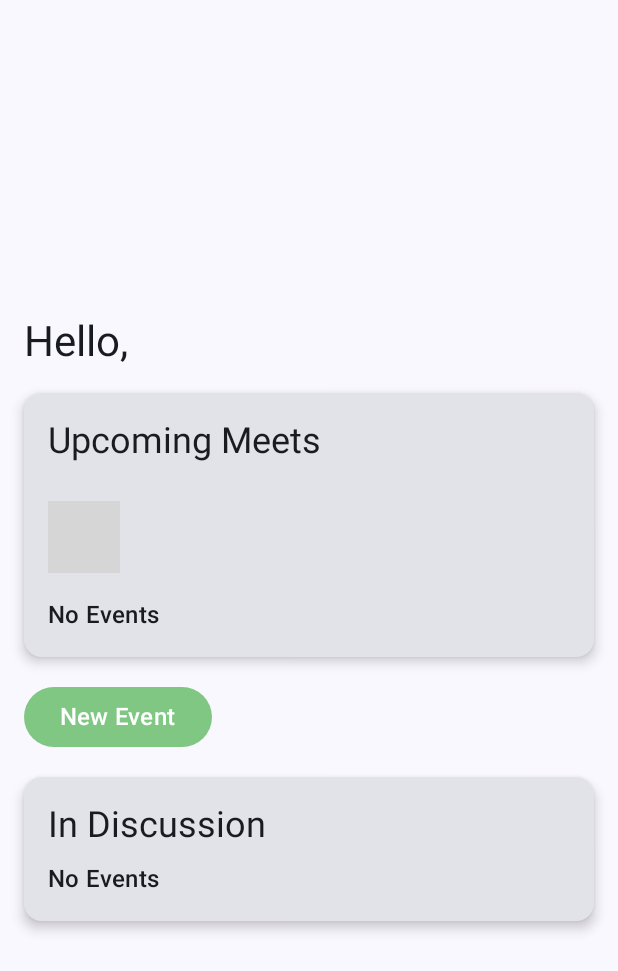
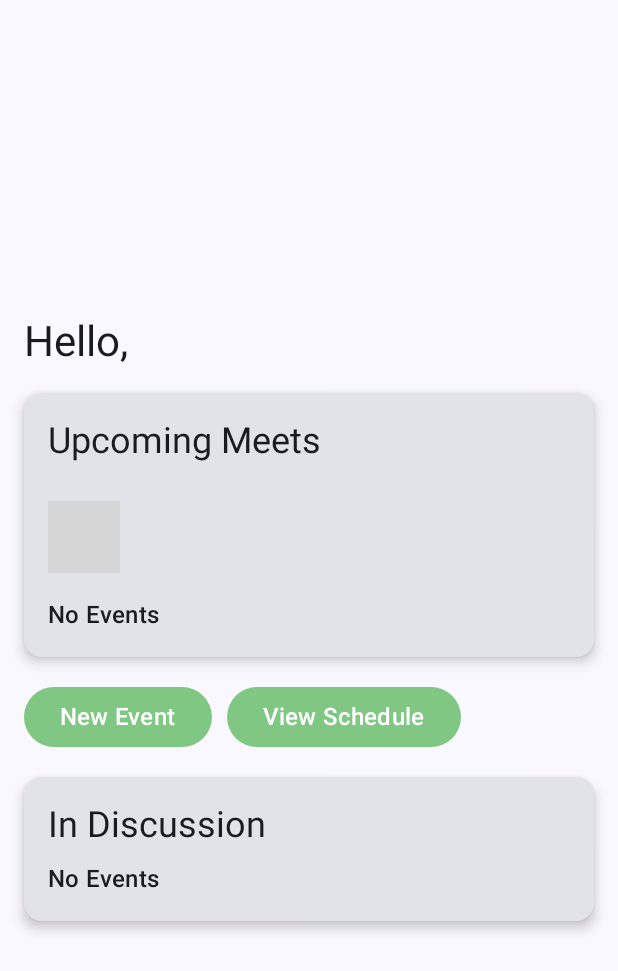
Before and after one commit to lanjingli/Time2Gather, an Android app built with Jetpack Compose: the DashboardScreen screen opened through its navigation route, on a phone screen of 412 x 824 dp. Shown: the top 971 px of the screen. Run offline under Robolectric (Android 15) with nearby library versions, the phone set to English and light mode, and no system bars; libraries missing offline, so code that uses them is left out: com.kizitonwose.calendar; 1 statement that could not run was skipped; grey boxes are pictures that could not be loaded.

Commit message:
added link to weekly calendar from dashboard

```diff
--- a/app/src/main/java/com/example/ece_452_project/DashNavGraph.kt
+++ b/app/src/main/java/com/example/ece_452_project/DashNavGraph.kt
@@ -8,6 +8,7 @@ import androidx.compose.runtime.Composable
 import androidx.compose.runtime.collectAsState
 import androidx.compose.runtime.getValue
 import androidx.compose.ui.Modifier
+import androidx.compose.ui.tooling.preview.Preview
 import androidx.compose.ui.unit.dp
 import androidx.lifecycle.viewmodel.compose.viewModel
 import androidx.navigation.NavHostController
@@ -20,6 +21,7 @@ import com.example.ece_452_project.ui.DashViewModel
 import com.example.ece_452_project.ui.DashboardScreen
 import com.example.ece_452_project.ui.EventInfoScreen
 import com.example.ece_452_project.ui.ListSelectScreen
+import com.example.ece_452_project.ui.ScheduleScreen
 import java.time.format.DateTimeFormatter
 import java.time.format.FormatStyle
 import java.time.format.TextStyle
@@ -29,10 +31,12 @@ enum class DashScreen(){
     FriendSelect,
     TimePlaceSelect,
     Map,
-    Schedule
+    Schedule,
+    ViewSchedule
 }
 
 @OptIn(ExperimentalMaterial3Api::class)
+@Preview
 @Composable
 fun DashNavGraph(
     viewModel: DashViewModel = viewModel(),
@@ -56,6 +60,9 @@ fun DashNavGraph(
                     user = uiState.user,
                     onNewEventButtonClicked = {
                         navController.navigate(DashScreen.FriendSelect.name)
+                    },
+                    onViewScheduleButtonClicked = {
+                        navController.navigate(DashScreen.ViewSchedule.name)
                     }
                 )
             }
@@ -123,6 +130,9 @@ fun DashNavGraph(
                     }
                 )
             }
+            composable(route = DashScreen.ViewSchedule.name){
+                ScheduleScreen(modifier = Modifier.fillMaxSize().padding(16.dp))
+            }
         }
     }
 }
--- a/app/src/main/java/com/example/ece_452_project/ScheduleNavGraph.kt
+++ b/app/src/main/java/com/example/ece_452_project/ScheduleNavGraph.kt
@@ -8,6 +8,7 @@ import androidx.compose.runtime.Composable
 import androidx.compose.runtime.collectAsState
 import androidx.compose.runtime.getValue
 import androidx.compose.ui.Modifier
+import androidx.compose.ui.tooling.preview.Preview
 import androidx.compose.ui.unit.dp
 import androidx.lifecycle.viewmodel.compose.viewModel
 import androidx.navigation.NavHostController
@@ -22,6 +23,7 @@ enum class ScheduleScreen(){
 }
 
 @OptIn(ExperimentalMaterial3Api::class)
+@Preview
 @Composable
 fun ScheduleNavGraph(
     viewModel: ScheduleViewModel = viewModel(),
--- a/app/src/main/java/com/example/ece_452_project/ui/DashboardScreen.kt
+++ b/app/src/main/java/com/example/ece_452_project/ui/DashboardScreen.kt
@@ -2,11 +2,13 @@ package com.example.ece_452_project.ui
 
 import androidx.compose.foundation.layout.Arrangement
 import androidx.compose.foundation.layout.Column
+import androidx.compose.foundation.layout.Row
 import androidx.compose.foundation.layout.Spacer
 import androidx.compose.foundation.layout.fillMaxSize
 import androidx.compose.foundation.layout.fillMaxWidth
 import androidx.compose.foundation.layout.height
 import androidx.compose.foundation.layout.padding
+import androidx.compose.foundation.layout.width
 import androidx.compose.foundation.layout.wrapContentHeight
 import androidx.compose.material3.Button
 import androidx.compose.material3.ButtonDefaults
@@ -44,7 +46,8 @@ import java.time.format.DateTimeFormatter
 fun DashboardScreen(
     modifier: Modifier = Modifier,
     user: User = User(),
-    onNewEventButtonClicked: () -> Unit
+    onNewEventButtonClicked: () -> Unit,
+    onViewScheduleButtonClicked: () -> Unit
 ) {
     Column(
         modifier = modifier,
@@ -106,6 +109,9 @@ fun DashboardScreen(
             }
         }
         Spacer(modifier = Modifier.height(16.dp))
+
+        Row(horizontalArrangement = Arrangement.SpaceEvenly)
+            {
                 Button(
                     modifier = Modifier,
                     onClick = onNewEventButtonClicked,
@@ -116,6 +122,21 @@ fun DashboardScreen(
                         fontSize = 16.sp,
                         textAlign = TextAlign.Left
                     )
+                }
+
+                Spacer(modifier = Modifier.width(10.dp))
+
+                Button(
+                    modifier = Modifier,
+                    onClick = onViewScheduleButtonClicked,
+                    colors =  ButtonDefaults.buttonColors(containerColor = SolidGreen)
+                ) {
+                    Text(
+                        text = stringResource(R.string.view_schedule),
+                        fontSize = 16.sp,
+                        textAlign = TextAlign.Left
+                    )
+                }
         }
         Spacer(modifier = Modifier.height(16.dp))
         Card(
@@ -145,6 +166,7 @@ fun DashboardPreview(){
     DashboardScreen(modifier = Modifier
         .fillMaxSize()
         .padding(16.dp),
-        onNewEventButtonClicked = {}
+        onNewEventButtonClicked = {},
+        onViewScheduleButtonClicked = {}
     )
 }
--- a/app/src/main/res/values/strings.xml
+++ b/app/src/main/res/values/strings.xml
@@ -29,4 +29,5 @@
     <string name="select_time">Select Time</string>
     <string name="select_place">Select Place</string>
     <string name="finish">Finish</string>
+    <string name="view_schedule">View Schedule</string>
 </resources>
```
Lines whose indentation alone changed are shown as unchanged.
